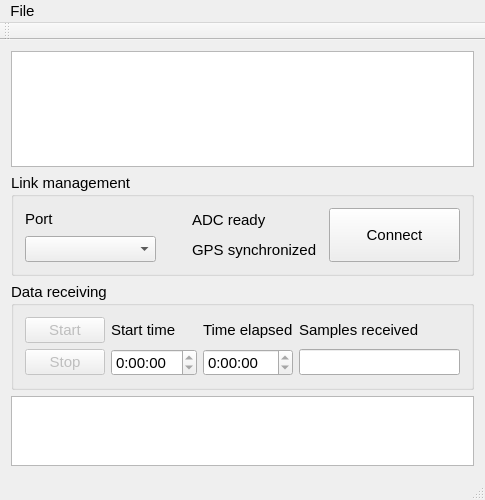
NIA/seismoreg, file mainwindow.ui: the form before one commit.
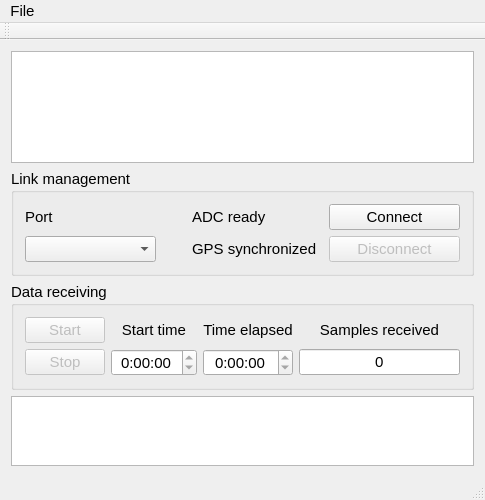
The form after the commit. Custom widgets are drawn as their Qt base class.

The edit to the form file:
```diff
--- a/mainwindow.ui
+++ b/mainwindow.ui
@@ -81,19 +81,6 @@
          </item>
         </layout>
        </item>
-       <item row="0" column="4" rowspan="2">
-        <widget class="QPushButton" name="connectBtn">
-         <property name="sizePolicy">
-          <sizepolicy hsizetype="Minimum" vsizetype="MinimumExpanding">
-           <horstretch>0</horstretch>
-           <verstretch>0</verstretch>
-          </sizepolicy>
-         </property>
-         <property name="text">
-          <string>Connect</string>
-         </property>
-        </widget>
-       </item>
        <item row="1" column="2">
         <widget class="QLabel" name="label_6">
          <property name="text">
@@ -108,6 +95,35 @@
          </property>
         </widget>
        </item>
+       <item row="0" column="3">
+        <widget class="QPushButton" name="connectBtn">
+         <property name="sizePolicy">
+          <sizepolicy hsizetype="Minimum" vsizetype="Fixed">
+           <horstretch>0</horstretch>
+           <verstretch>0</verstretch>
+          </sizepolicy>
+         </property>
+         <property name="text">
+          <string>Connect</string>
+         </property>
+        </widget>
+       </item>
+       <item row="1" column="3">
+        <widget class="QPushButton" name="disconnectBtn">
+         <property name="enabled">
+          <bool>false</bool>
+         </property>
+         <property name="sizePolicy">
+          <sizepolicy hsizetype="Minimum" vsizetype="Fixed">
+           <horstretch>0</horstretch>
+           <verstretch>0</verstretch>
+          </sizepolicy>
+         </property>
+         <property name="text">
+          <string>Disconnect</string>
+         </property>
+        </widget>
+       </item>
       </layout>
      </widget>
     </item>
@@ -132,6 +148,9 @@
          <property name="text">
           <string>Start time</string>
          </property>
+         <property name="alignment">
+          <set>Qt::AlignCenter</set>
+         </property>
         </widget>
        </item>
        <item row="0" column="2">
@@ -139,6 +158,9 @@
          <property name="text">
           <string>Time elapsed</string>
          </property>
+         <property name="alignment">
+          <set>Qt::AlignCenter</set>
+         </property>
         </widget>
        </item>
        <item row="0" column="3">
@@ -146,6 +168,9 @@
          <property name="text">
           <string>Samples received</string>
          </property>
+         <property name="alignment">
+          <set>Qt::AlignCenter</set>
+         </property>
         </widget>
        </item>
        <item row="1" column="0">
@@ -160,6 +185,9 @@
        </item>
        <item row="1" column="1">
         <widget class="QTimeEdit" name="timeStart">
+         <property name="alignment">
+          <set>Qt::AlignCenter</set>
+         </property>
          <property name="readOnly">
           <bool>true</bool>
          </property>
@@ -170,6 +198,9 @@
        </item>
        <item row="1" column="2">
         <widget class="QTimeEdit" name="timeElapsed">
+         <property name="alignment">
+          <set>Qt::AlignCenter</set>
+         </property>
          <property name="readOnly">
           <bool>true</bool>
          </property>
@@ -180,6 +211,12 @@
        </item>
        <item row="1" column="3">
         <widget class="QLineEdit" name="samplesRcvd">
+         <property name="text">
+          <string>0</string>
+         </property>
+         <property name="alignment">
+          <set>Qt::AlignCenter</set>
+         </property>
          <property name="readOnly">
           <bool>true</bool>
          </property>
@@ -246,6 +283,11 @@
    <header>src/gui/qled/qled.h</header>
    <container>1</container>
   </customwidget>
+  <customwidget>
+   <class>LogWindow</class>
+   <extends>QPlainTextEdit</extends>
+   <header>src/gui/logwindow.h</header>
+  </customwidget>
  </customwidgets>
  <resources/>
  <connections>
```
Left out of the diff: 4 changed lines with no effect on the pictures.
